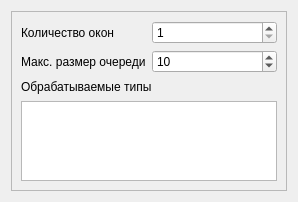
First picture: the form in src/windows.ui, repository LoaDeadd81/BMSTU-VKR, before the edit.
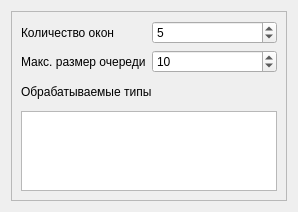
Second picture: the form after the edit.

Patch:
```diff
--- a/src/windows.ui
+++ b/src/windows.ui
@@ -6,8 +6,8 @@
    <rect>
     <x>0</x>
     <y>0</y>
-    <width>230</width>
-    <height>202</height>
+    <width>294</width>
+    <height>212</height>
    </rect>
   </property>
   <property name="sizePolicy">
@@ -50,7 +50,7 @@
            <number>1</number>
           </property>
           <property name="value">
-           <number>1</number>
+           <number>5</number>
           </property>
          </widget>
         </item>
```
